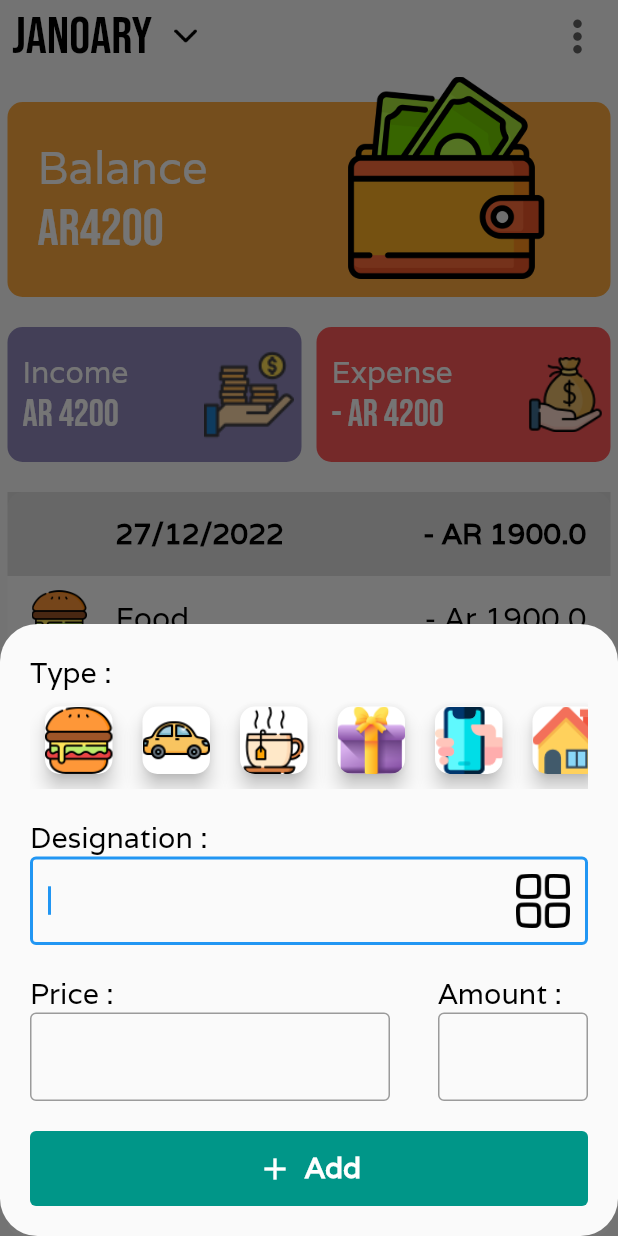
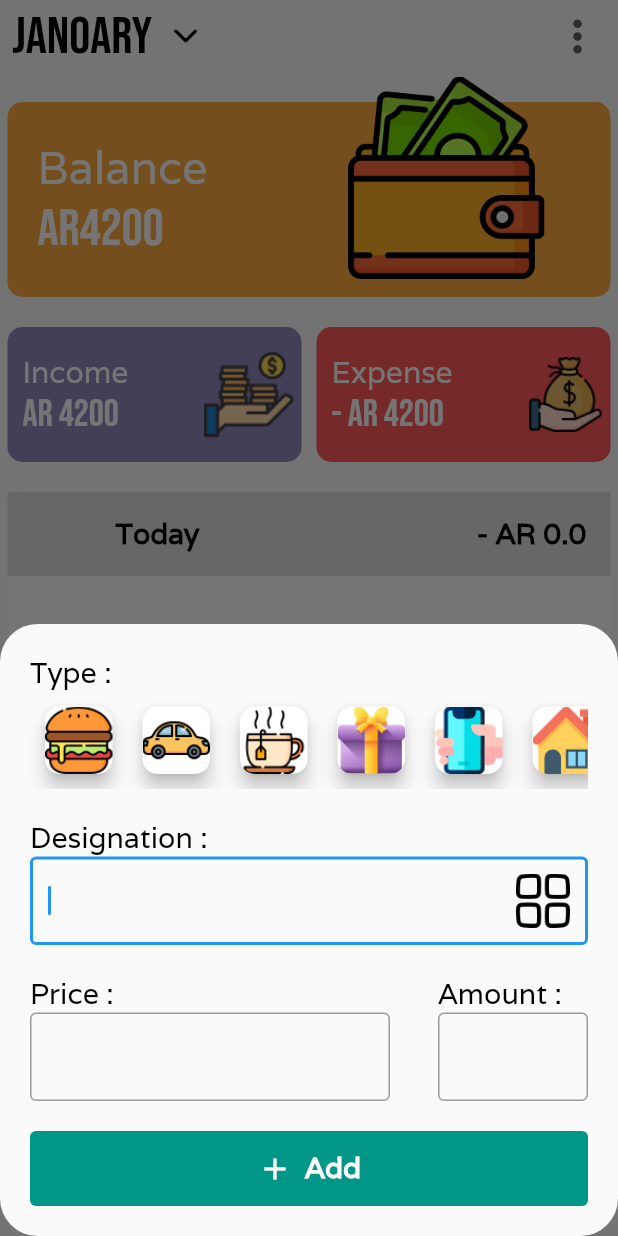
Before and after one commit to Andriambahoaka/Fandaniana, a Flutter app: the screen it shows after launch, after a tap on the "add" icon, on a phone screen of 412 x 824 dp. Run offline on Flutter 3.47's test engine with Material 2 defaults, Android fonts, the phone set to English and light mode, and no system bars.

```diff
--- a/lib/dao/expense_dao.dart
+++ b/lib/dao/expense_dao.dart
@@ -1,9 +1,11 @@
+import 'dart:collection';
+import 'dart:math';
+
 import 'package:fandaniana/models/daily_expense.dart';
 import 'package:fandaniana/models/type_expense.dart';
 import 'package:flutter/cupertino.dart';
 
 import '../models/expense.dart';
-import '../models/total_by_typeexpense.dart';
 import '../widgets/type_expense_card.dart';
 
 class ExpenseDao extends ChangeNotifier {
@@ -15,9 +17,11 @@ class ExpenseDao extends ChangeNotifier {
   static DailyExpense daily2 = DailyExpense(2, moonLanding);
   static DailyExpense daily3 = DailyExpense(3, moonActual);
 
-  List<TypeExpense> typeExpsenseList;
+  late List<TypeExpense> typeExpenseList;
 
-  ExpenseDao(this.typeExpsenseList);
+  ExpenseDao() {
+    checkTodayDate();
+  }
 
   static List<TypeExpense> typeExpenses = [
     TypeExpense(1, 'Food', 'food'),
@@ -34,75 +38,99 @@ class ExpenseDao extends ChangeNotifier {
   //   TotalByTypeExpense(daily3, TypeExpense(6, 'House', 'house'), 600.0),
   // ];
 
-  static List<DailyExpense> overalls = [daily1, daily2, daily3];
+  //static List<DailyExpense> overalls = [daily1, daily2, daily3];
+  final List<DailyExpense> _overalls = [];
 
-  static List<Expense> expenses = [
-    Expense(
-        idExpense: 1,
-        idDailyExpense: 1,
-        typeExpense: TypeExpense(1, 'Food', 'food'),
-        designation: "Nem",
-        unitPrice: 300.0,
-        amount: 3),
-    Expense(
-        idExpense: 1,
-        idDailyExpense: 1,
-        typeExpense: TypeExpense(1, 'Food', 'food'),
-        designation: "Sandwich",
-        unitPrice: 1000.0,
-        amount: 1),
-    Expense(
-        idExpense: 1,
-        idDailyExpense: 2,
-        typeExpense: TypeExpense(2, 'Car', 'car'),
-        designation: "Gasoil",
-        unitPrice: 15000.0,
-        amount: 1),
-    Expense(
-        idExpense: 1,
-        idDailyExpense: 2,
-        typeExpense: TypeExpense(2, 'Car', 'car'),
-        designation: "Gasoil",
-        unitPrice: 100.0,
-        amount: 1),
-    Expense(
-        idExpense: 1,
-        idDailyExpense: 2,
-        typeExpense: TypeExpense(6, 'House', 'house'),
-        designation: "Jirama",
-        unitPrice: 20000.0,
-        amount: 1),
-    Expense(
-        idExpense: 1,
-        idDailyExpense: 2,
-        typeExpense: TypeExpense(6, 'House', 'house'),
-        designation: "Jirama",
-        unitPrice: 20000.0,
-        amount: 1),
-    Expense(
-        idExpense: 1,
-        idDailyExpense: 2,
-        typeExpense: TypeExpense(6, 'House', 'house'),
-        designation: "Jirama",
-        unitPrice: 20000.0,
-        amount: 1),
-    Expense(
-        idExpense: 1,
-        idDailyExpense: 3,
-        typeExpense: TypeExpense(1, 'Food', 'food'),
-        designation: "Karoty",
-        unitPrice: 300.0,
-        amount: 3),
-    Expense(
-        idExpense: 1,
-        idDailyExpense: 3,
-        typeExpense: TypeExpense(1, 'House', 'house'),
-        designation: "Mixeur",
-        unitPrice: 10000.0,
-        amount: 1),
-  ];
+  List<DailyExpense> get overalls {
+    return _overalls;
+  }
 
-  static List<TypeExpenseCard> getListExpenseCard() {
+  // UnmodifiableListView<DailyExpense> get overalls {
+  //   return UnmodifiableListView(_overalls);
+  // }
+
+  final List<Expense> _expenses = [];
+
+  List<Expense> get expenses {
+    return _expenses;
+  }
+
+  // static List<Expense> expenses = [
+  //   Expense(
+  //       idExpense: 1,
+  //       idDailyExpense: 1,
+  //       typeExpense: TypeExpense(1, 'Food', 'food'),
+  //       designation: "Nem",
+  //       unitPrice: 300.0,
+  //       amount: 3),
+  //   Expense(
+  //       idExpense: 1,
+  //       idDailyExpense: 1,
+  //       typeExpense: TypeExpense(1, 'Food', 'food'),
+  //       designation: "Sandwich",
+  //       unitPrice: 1000.0,
+  //       amount: 1),
+  //   Expense(
+  //       idExpense: 1,
+  //       idDailyExpense: 2,
+  //       typeExpense: TypeExpense(2, 'Car', 'car'),
+  //       designation: "Gasoil",
+  //       unitPrice: 15000.0,
+  //       amount: 1),
+  //   Expense(
+  //       idExpense: 1,
+  //       idDailyExpense: 2,
+  //       typeExpense: TypeExpense(2, 'Car', 'car'),
+  //       designation: "Gasoil",
+  //       unitPrice: 100.0,
+  //       amount: 1),
+  //   Expense(
+  //       idExpense: 1,
+  //       idDailyExpense: 2,
+  //       typeExpense: TypeExpense(6, 'House', 'house'),
+  //       designation: "Jirama",
+  //       unitPrice: 20000.0,
+  //       amount: 1),
+  //   Expense(
+  //       idExpense: 1,
+  //       idDailyExpense: 2,
+  //       typeExpense: TypeExpense(6, 'House', 'house'),
+  //       designation: "Jirama",
+  //       unitPrice: 20000.0,
+  //       amount: 1),
+  //   Expense(
+  //       idExpense: 1,
+  //       idDailyExpense: 2,
+  //       typeExpense: TypeExpense(6, 'House', 'house'),
+  //       designation: "Jirama",
+  //       unitPrice: 20000.0,
+  //       amount: 1),
+  //   Expense(
+  //       idExpense: 1,
+  //       idDailyExpense: 3,
+  //       typeExpense: TypeExpense(1, 'Food', 'food'),
+  //       designation: "Karoty",
+  //       unitPrice: 300.0,
+  //       amount: 3),
+  //   Expense(
+  //       idExpense: 1,
+  //       idDailyExpense: 3,
+  //       typeExpense: TypeExpense(1, 'House', 'house'),
+  //       designation: "Mixeur",
+  //       unitPrice: 10000.0,
+  //       amount: 1),
+  // ];
+
+  void addNewDailyExpense(DailyExpense dailyExpense) {
+    _overalls.add(dailyExpense);
+  }
+
+  void addNewExpense(Expense expense) {
+    _expenses.add(expense);
+    notifyListeners();
+  }
+
+  List<TypeExpenseCard> getListExpenseCard() {
     List<TypeExpenseCard> result = [];
     for (var element in typeExpenses) {
       result.add(TypeExpenseCard(element));
@@ -110,16 +138,16 @@ class ExpenseDao extends ChangeNotifier {
     return result;
   }
 
-  static List<Expense> getListDailyExpenseByType(
+  List<Expense> getListDailyExpenseByType(
       int idDaily, TypeExpense typeExpense) {
-    return expenses
+    return _expenses
         .where((element) =>
             element.idDailyExpense == idDaily &&
             element.typeExpense.idTypeExpense == typeExpense.idTypeExpense)
         .toList();
   }
 
-  static int get typeExpenseCount {
+  int get typeExpenseCount {
     return typeExpenses.length;
   }
 
@@ -135,17 +163,34 @@ class ExpenseDao extends ChangeNotifier {
     type.isSelected = false;
   }
 
-  static int getLastIdOveralls() {
-    return overalls[overalls.length - 1].idDailyExpense;
+  int getLastIdOveralls() {
+    return _overalls[overalls.length - 1].idDailyExpense;
   }
 
-  static checkTodayDate() {
-    DateTime lastDate = overalls[overalls.length - 1].date;
-    DateTime now = DateTime.now();
-    if (!lastDate.isSameDate(now)) {
-      int id = getLastIdOveralls() + 1;
-      DailyExpense newDaily = DailyExpense(id, now);
-      overalls.add(newDaily);
+  int getLastIdExpenses() {
+    if (_expenses.isEmpty) {
+      return 0;
+    } else {
+      return _expenses[_expenses.length - 1].idExpense;
     }
   }
+
+  void checkTodayDate() {
+    DateTime now = DateTime.now();
+
+    if (_overalls.isNotEmpty) {
+      DateTime lastDate = _overalls[overalls.length - 1].date;
+
+      if (!lastDate.isSameDate(now)) {
+        int id = getLastIdOveralls() + 1;
+        DailyExpense newDaily = DailyExpense(id, now);
+        _overalls.add(newDaily);
+      }
+    } else {
+      DailyExpense newDaily = DailyExpense(1, now);
+      _overalls.add(newDaily);
+    }
+
+    notifyListeners();
+  }
 }
--- a/lib/main.dart
+++ b/lib/main.dart
@@ -1,8 +1,10 @@
+import 'package:fandaniana/dao/expense_dao.dart';
 import 'package:fandaniana/screens/dashboardScreen.dart';
 import 'package:flutter/material.dart';
+import 'package:provider/provider.dart';
 
 void main() {
-  runApp(MyApp());
+  runApp(const MyApp());
 }
 
 class MyApp extends StatelessWidget {
@@ -11,8 +13,11 @@ class MyApp extends StatelessWidget {
   // This widget is the root of your application.
   @override
   Widget build(BuildContext context) {
-    return MaterialApp(
-      home: SafeArea(child: ExpenseScreen()),
+    return ChangeNotifierProvider(
+      create: (context) => ExpenseDao(),
+      child: const MaterialApp(
+        home: SafeArea(child: ExpenseScreen()),
+      ),
     );
   }
 }
--- a/lib/models/daily_expense.dart
+++ b/lib/models/daily_expense.dart
@@ -54,7 +54,8 @@ class DailyExpense {
   }
 
   List<Expense> getListDailyExpense() {
-    return ExpenseDao.expenses
+    ExpenseDao e = ExpenseDao();
+    return e.expenses
         .where((element) => element.idDailyExpense == idDailyExpense)
         .toList();
   }
--- a/lib/screens/dashboardScreen.dart
+++ b/lib/screens/dashboardScreen.dart
@@ -174,7 +174,7 @@ class ExpenseScreen extends StatelessWidget {
               padding: const EdgeInsets.all(0),
               height: 30.0,
               colour: Colors.white,
-              cardChild: DailyExpenseList(),
+              cardChild: const DailyExpenseList(),
             ),
           ),
         ],
--- a/lib/screens/expenseListScreen.dart
+++ b/lib/screens/expenseListScreen.dart
@@ -7,7 +7,8 @@ import '../models/expense.dart';
 import '../models/type_expense.dart';
 
 class ExpenseList extends StatelessWidget {
-  const ExpenseList(this.dailyExpense, this.typeExpense, this.totalPrice);
+  const ExpenseList(this.dailyExpense, this.typeExpense, this.totalPrice,
+      {super.key});
 
   final DailyExpense dailyExpense;
   final TypeExpense typeExpense;
@@ -26,7 +27,7 @@ class ExpenseList extends StatelessWidget {
                 const TextSpan(
                     text: 'Date : ',
                     style: TextStyle(fontWeight: FontWeight.bold)),
-                TextSpan(text: '${dailyExpense.date}'),
+                TextSpan(text: dailyExpense.getDateString()),
               ]),
             ),
             Card(
--- a/lib/widgets/daily_expense_list.dart
+++ b/lib/widgets/daily_expense_list.dart
@@ -2,15 +2,18 @@ import 'package:fandaniana/dao/expense_dao.dart';
 import 'package:fandaniana/widgets/total_by_typeexpense.dart';
 import 'package:fandaniana/widgets/head_tile.dart';
 import 'package:flutter/cupertino.dart';
+import 'package:provider/provider.dart';
 
 class DailyExpenseList extends StatelessWidget {
   const DailyExpenseList({super.key});
 
   @override
   Widget build(BuildContext context) {
+    return Consumer<ExpenseDao>(
+      builder: (context, expenseDao, child) {
         return ListView.builder(
             itemBuilder: (context, index) {
-          final overall = ExpenseDao.overalls[index];
+              final overall = expenseDao.overalls[index];
               return Column(
                 children: [
                   HeadTile(overall.getDateString(), overall.getDailyTotal()),
@@ -18,6 +21,8 @@ class DailyExpenseList extends StatelessWidget {
                 ],
               );
             },
-        itemCount: ExpenseDao.overalls.length);
+            itemCount: expenseDao.overalls.length);
+      },
+    );
   }
 }
--- a/lib/widgets/type_expense_list.dart
+++ b/lib/widgets/type_expense_list.dart
@@ -7,12 +7,13 @@ class TypeExpenseList extends StatelessWidget {
 
   @override
   Widget build(BuildContext context) {
+    ExpenseDao expenseDao = ExpenseDao();
     return ListView.builder(
       itemBuilder: (context, index) {
-        final type = ExpenseDao.getListExpenseCard()[index];
+        final type = expenseDao.getListExpenseCard()[index];
         return type;
       },
-      itemCount: ExpenseDao.typeExpenseCount,
+      itemCount: expenseDao.typeExpenseCount,
     );
   }
 }
--- a/pubspec.yaml
+++ b/pubspec.yaml
@@ -37,6 +37,7 @@ dependencies:
   # Use with the CupertinoIcons class for iOS style icons.
   cupertino_icons: ^1.0.2
   intl: ^0.18.0
+  provider: ^6.0.5
 
 dev_dependencies:
   flutter_test:
```
Also changed, not shown: lib/screens/addExpenseScreen.dart (+21 -3 lines), pubspec.lock. Lines whose indentation alone changed are shown as unchanged.
